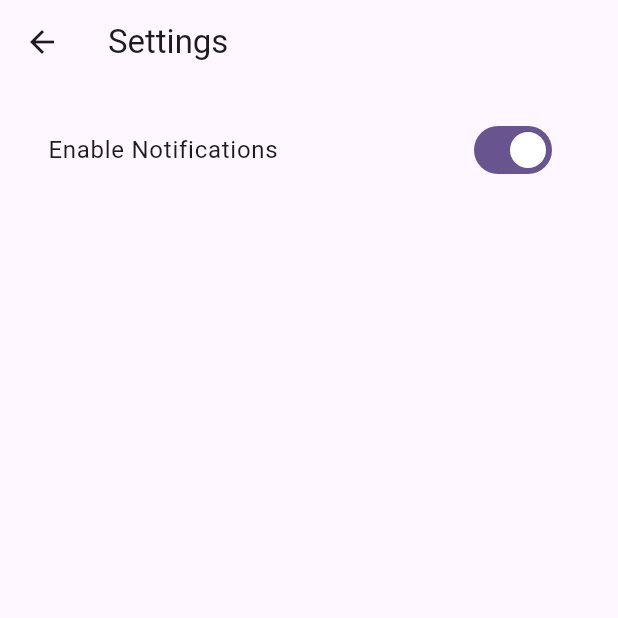
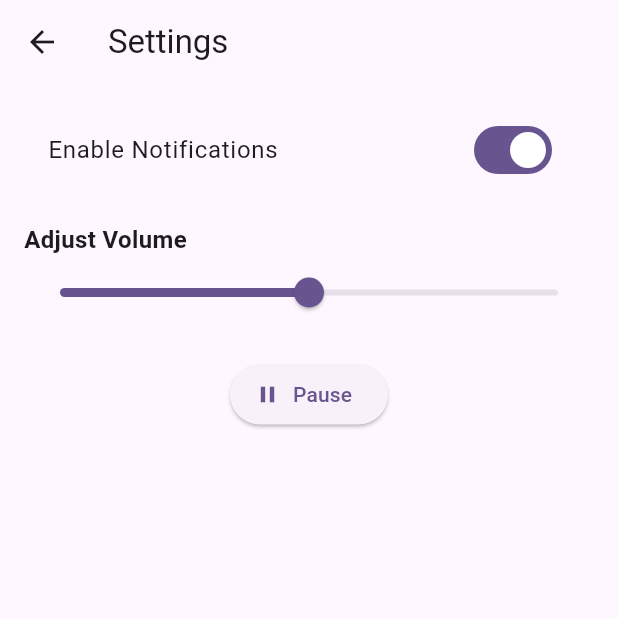
Before and after one commit to mpinel6/CSC4330FInalProject, a Flutter app: the SettingsPage screen opened directly, on a phone screen of 412 x 824 dp, the top half of it. Run offline on Flutter 3.47's test engine with Material 3 defaults, Android fonts, the phone set to English and light mode, and no system bars.

Commit message:
Updated settings.dart
Added volume slider and pause button for future functionality

```diff
--- a/lib/settings.dart
+++ b/lib/settings.dart
@@ -1,15 +1,15 @@
 import 'package:flutter/material.dart';
 
 class SettingsPage extends StatefulWidget {
-  const SettingsPage({super.key});
+  const SettingsPage({Key? key}) : super(key: key);
 
   @override
   _SettingsPageState createState() => _SettingsPageState();
 }
 
 class _SettingsPageState extends State<SettingsPage> {
-  // Example state variable
   bool _notificationsEnabled = true;
+  double _volume = 0.5; // Placeholder volume value
 
   @override
   Widget build(BuildContext context) {
@@ -30,7 +30,36 @@ class _SettingsPageState extends State<SettingsPage> {
                 });
               },
             ),
-            // Add more settings widgets here
+            const SizedBox(height: 20),
+            // Volume Slider
+            Column(
+              crossAxisAlignment: CrossAxisAlignment.start,
+              children: [
+                const Text(
+                  'Adjust Volume',
+                  style: TextStyle(fontSize: 16, fontWeight: FontWeight.bold),
+                ),
+                Slider(
+                  value: _volume,
+                  onChanged: (double value) {
+                    setState(() {
+                      _volume = value;
+                    });
+                  },
+                  min: 0.0,
+                  max: 1.0,
+                ),
+              ],
+            ),
+            const SizedBox(height: 20),
+            // Pause Button
+            ElevatedButton.icon(
+              onPressed: () {
+                // Placeholder: No functionality yet
+              },
+              icon: const Icon(Icons.pause),
+              label: const Text('Pause'),
+            ),
           ],
         ),
       ),
```
